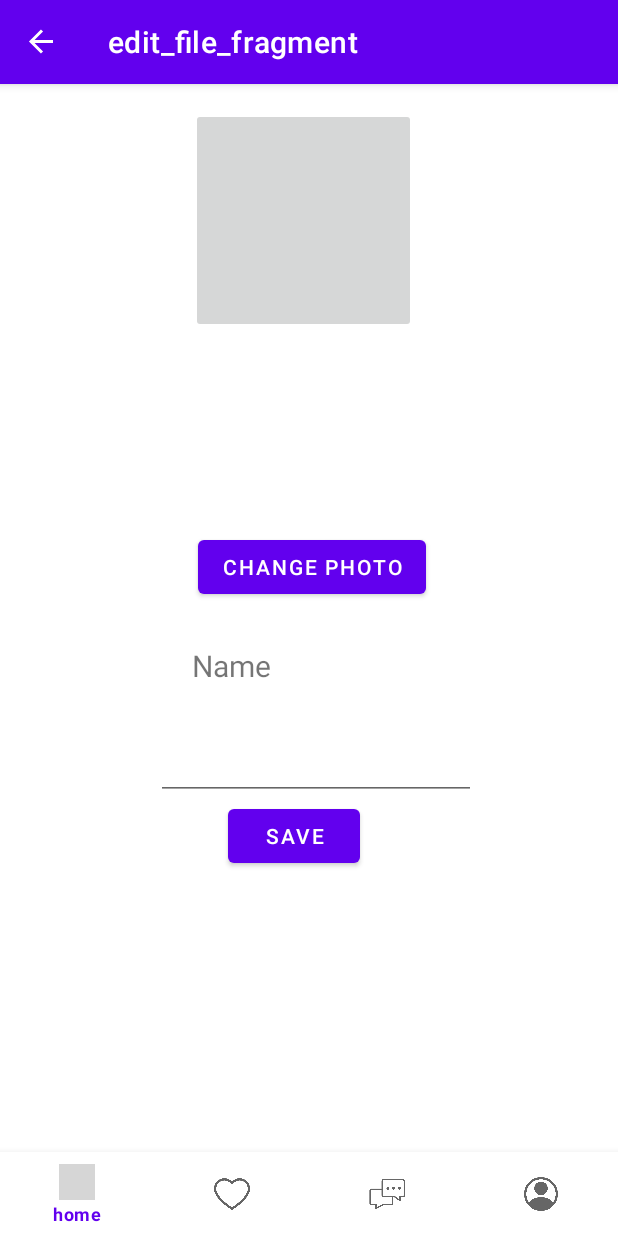
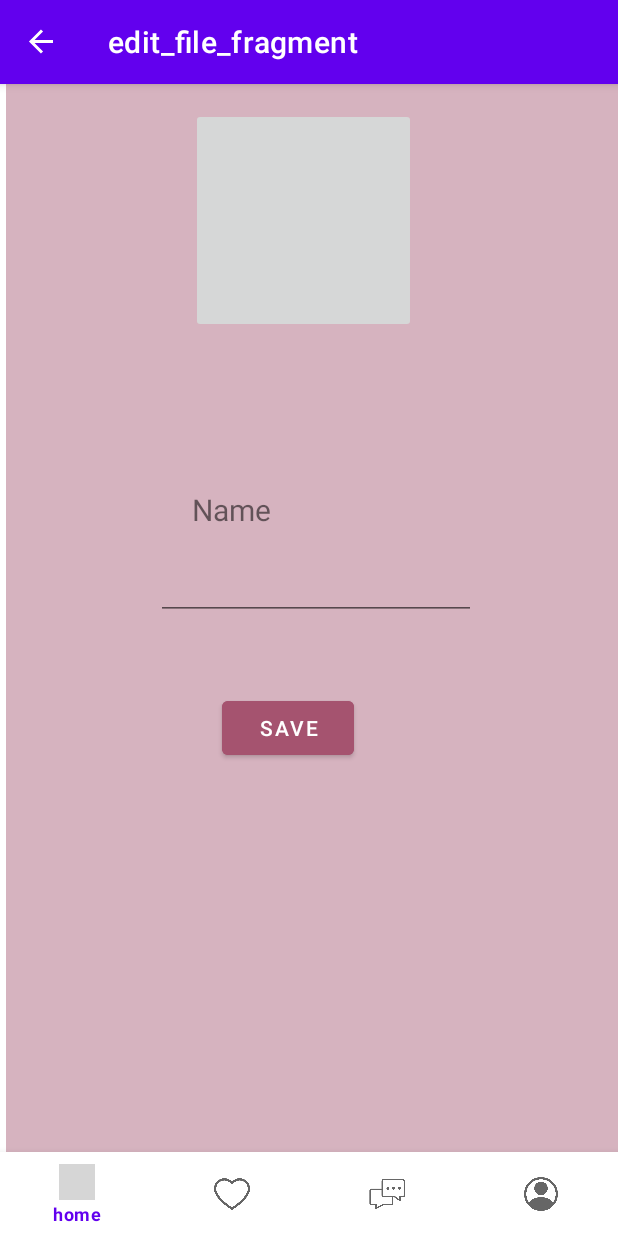
Before and after one commit to Asma-Almahdawi/Books, an Android app: the EditFileFragment screen opened through its navigation route, on a phone screen of 412 x 824 dp. Run offline under Robolectric (Android 15) with nearby library versions, the phone set to English and light mode, and no system bars; our stand-ins replace Firebase (no records; nobody signed in at launch, a user with empty details on screens opened directly), navigation-ui; grey boxes are pictures that could not be loaded.

```diff
--- a/app/src/main/java/com/example/books/Book.kt
+++ b/app/src/main/java/com/example/books/Book.kt
@@ -2,9 +2,9 @@ package com.example.books
 
 data class Book(
 //    val bookFile:String="",
-    val bookImage:String="",
+//    val bookImage: Nothing? = null,
     val bookName:String="",
-    val pdfFile :String="",
+    var pdfFile :String="",
     val authorName:String="",
     val yearOfPublication:String="",
 //    val numberOfPages:String = ""
--- a/app/src/main/java/com/example/books/fragments/editfilefragment/EditFileFragment.kt
+++ b/app/src/main/java/com/example/books/fragments/editfilefragment/EditFileFragment.kt
@@ -42,7 +42,7 @@ class EditFileFragment : Fragment() {
 
     private lateinit var binding:EditFileFragmentBinding
      private lateinit var user: User
-     val imageRef = Firebase.storage.reference
+     private val imageRef = Firebase.storage.reference
     val storeImageInFirestore=FirebaseFirestore.getInstance()
     private lateinit var auth: FirebaseAuth
 
@@ -71,9 +71,9 @@ class EditFileFragment : Fragment() {
 
         }
 
-        binding.changePhotoBtn.setOnClickListener {
-
-        }
+//        binding.changePhotoBtn.setOnClickListener {
+//
+//        }
 
 
         binding.saveBtn.setOnClickListener {
--- a/app/src/main/java/com/example/books/fragments/homepagefragment/HomePageFragment.kt
+++ b/app/src/main/java/com/example/books/fragments/homepagefragment/HomePageFragment.kt
@@ -6,15 +6,22 @@ import androidx.fragment.app.Fragment
 import android.view.LayoutInflater
 import android.view.View
 import android.view.ViewGroup
+import androidx.lifecycle.Observer
+import androidx.lifecycle.ViewModelProvider
+import androidx.lifecycle.lifecycleScope
 import androidx.recyclerview.widget.LinearLayoutManager
 import androidx.recyclerview.widget.RecyclerView
 import com.example.books.Book
 import com.example.books.databinding.BooksAddItemBinding
 import com.example.books.databinding.HomePageFragmentBinding
+import com.example.books.fragments.editfilefragment.EditFileViewModel
 import com.google.firebase.firestore.*
+import kotlinx.coroutines.launch
 
 private const val TAG = "HomePageFragment"
 class HomePageFragment : Fragment() {
+
+    private val homePageViewModel by lazy { ViewModelProvider(this)[HomePageViewModel::class.java] }
 
    private lateinit var binding: HomePageFragmentBinding
    private lateinit var book: Book
@@ -30,17 +37,43 @@ class HomePageFragment : Fragment() {
     override fun onCreateView(
         inflater: LayoutInflater, container: ViewGroup?,
         savedInstanceState: Bundle?
-    ): View? {
+    ): View {
       binding= HomePageFragmentBinding.inflate(layoutInflater)
         binding.booksRv.layoutManager=LinearLayoutManager(context)
-
 //        val book: List<Book> = listOf()
 //        val bookAdapter = BookAdapter(book)
 //        binding.booksRv.adapter=bookAdapter
 
-        fetchDataFromFirebase()
+
+//        binding.booksRv.adapter=BookAdapter(bookList)
+        lifecycleScope.launch {
+
+            homePageViewModel.getAllBook().observe(viewLifecycleOwner , Observer {
+                binding.booksRv.adapter= BookAdapter(it)
+
+
+            }
+
+        ) }
+
+
         return binding.root
     }
+
+
+
+//    .addOnSuccessListener {
+//        for (doc in it){
+//            val book = doc.toObject(Book::class.java)
+//            bookList.add(book)
+//
+//
+//        }
+//
+////            binding.booksRv.adapter=BookAdapter(bookList)
+//
+//    }
+
 
 
 //    private fun updateUI(book: List<Book>) {
@@ -80,7 +113,7 @@ class HomePageFragment : Fragment() {
 
         override fun getItemCount(): Int {
             return books.size
-            Log.d("Size" , "${books.size}")
+//            Log.d("Size" , "${books.size}")
         }
 
 
@@ -92,11 +125,9 @@ class HomePageFragment : Fragment() {
             for (doc in it){
                 val book = doc.toObject(Book::class.java)
                 bookList.add(book)
-
                 Log.d(TAG," GET DATA $bookList")
 
         }
-
             binding.booksRv.adapter=BookAdapter(bookList)
 
 
--- a/app/src/main/java/com/example/books/fragments/loginfragment/LoginFragment.kt
+++ b/app/src/main/java/com/example/books/fragments/loginfragment/LoginFragment.kt
@@ -1,6 +1,6 @@
 package com.example.books.fragments.loginfragment
 
-import androidx.lifecycle.ViewModelProvider
+
 import android.os.Bundle
 import android.util.Log
 import androidx.fragment.app.Fragment
@@ -36,7 +36,7 @@ class LoginFragment : Fragment() {
     override fun onCreateView(
         inflater: LayoutInflater, container: ViewGroup?,
         savedInstanceState: Bundle?
-    ): View? {
+    ): View {
        binding= LoginFragmentBinding.inflate(layoutInflater)
 
         binding.loginBtn.setOnClickListener {
--- a/app/src/main/res/layout/edit_file_fragment.xml
+++ b/app/src/main/res/layout/edit_file_fragment.xml
@@ -5,25 +5,26 @@
     android:id="@+id/frameLayout5"
     android:layout_width="match_parent"
     android:layout_height="match_parent"
-    tools:context=".fragments.editfilefragment.EditFileFragment" >
+    android:background="#D6B3BF"
+    tools:context=".fragments.editfilefragment.EditFileFragment">
 
     <TextView
         android:id="@+id/textView4"
         android:layout_width="wrap_content"
         android:layout_height="wrap_content"
         android:layout_marginStart="124dp"
-        android:layout_marginTop="28dp"
+        android:layout_marginTop="104dp"
         android:text="Name"
         android:textSize="20sp"
         app:layout_constraintStart_toStartOf="parent"
-        app:layout_constraintTop_toBottomOf="@+id/change_photoBtn" />
+        app:layout_constraintTop_toBottomOf="@+id/profile_image" />
 
     <EditText
         android:id="@+id/name_tv"
         android:layout_width="wrap_content"
         android:layout_height="wrap_content"
         android:layout_marginStart="100dp"
-        android:layout_marginTop="28dp"
+        android:layout_marginTop="12dp"
         android:ems="10"
         android:inputType="textPersonName"
         android:minHeight="48dp"
@@ -32,20 +33,12 @@
         tools:ignore="SpeakableTextPresentCheck" />
 
     <Button
-        android:id="@+id/change_photoBtn"
-        android:layout_width="wrap_content"
-        android:layout_height="wrap_content"
-        android:layout_marginStart="128dp"
-        android:layout_marginTop="132dp"
-        android:text="Change Photo"
-        app:layout_constraintStart_toStartOf="parent"
-        app:layout_constraintTop_toBottomOf="@+id/profile_image" />
-
-    <Button
         android:id="@+id/saveBtn"
         android:layout_width="wrap_content"
         android:layout_height="wrap_content"
-        android:layout_marginStart="148dp"
+        android:layout_marginStart="144dp"
+        android:layout_marginTop="48dp"
+        android:backgroundTint="#A5536F"
         android:text="save"
         app:layout_constraintStart_toStartOf="parent"
         app:layout_constraintTop_toBottomOf="@+id/name_tv" />
--- a/app/src/main/res/layout/fragment_books.xml
+++ b/app/src/main/res/layout/fragment_books.xml
@@ -5,6 +5,7 @@
     android:id="@+id/frameLayout6"
     android:layout_width="match_parent"
     android:layout_height="match_parent"
+    android:background="#D6B3BF"
     tools:context=".fragments.BooksFragment">
 
     <ImageView
@@ -66,6 +67,7 @@
         android:layout_height="wrap_content"
         android:layout_marginStart="160dp"
         android:layout_marginTop="80dp"
+        android:backgroundTint="#A5536F"
         android:text="add"
         app:layout_constraintStart_toStartOf="parent"
         app:layout_constraintTop_toBottomOf="@+id/yearOfPublicationTv" />
@@ -76,6 +78,7 @@
         android:layout_height="wrap_content"
         android:layout_marginStart="120dp"
         android:layout_marginTop="20dp"
+        android:backgroundTint="#A5536F"
         android:text="Uoload PDF file"
         app:layout_constraintStart_toStartOf="parent"
         app:layout_constraintTop_toBottomOf="@+id/imageView" />
--- a/app/src/main/res/navigation/navigation.xml
+++ b/app/src/main/res/navigation/navigation.xml
@@ -3,7 +3,7 @@
     xmlns:app="http://schemas.android.com/apk/res-auto"
     xmlns:tools="http://schemas.android.com/tools"
     android:id="@+id/navigation"
-    app:startDestination="@id/navigation_home">
+    app:startDestination="@id/booksFragment">
 
     <fragment
         android:id="@+id/navigation_home"
```
Also changed, not shown: app/src/main/java/com/example/books/database/BookDatabaseRepo.kt (added, +71 -0 lines), app/src/main/java/com/example/books/database/DatabaseRepo.kt (+8 -1 lines), app/src/main/java/com/example/books/fragments/BooksFragment.kt (+84 -13 lines), app/src/main/java/com/example/books/fragments/BooksViewModel.kt (+12 -1 lines), app/src/main/java/com/example/books/fragments/homepagefragment/HomePageViewModel.kt (+42 -1 lines).
